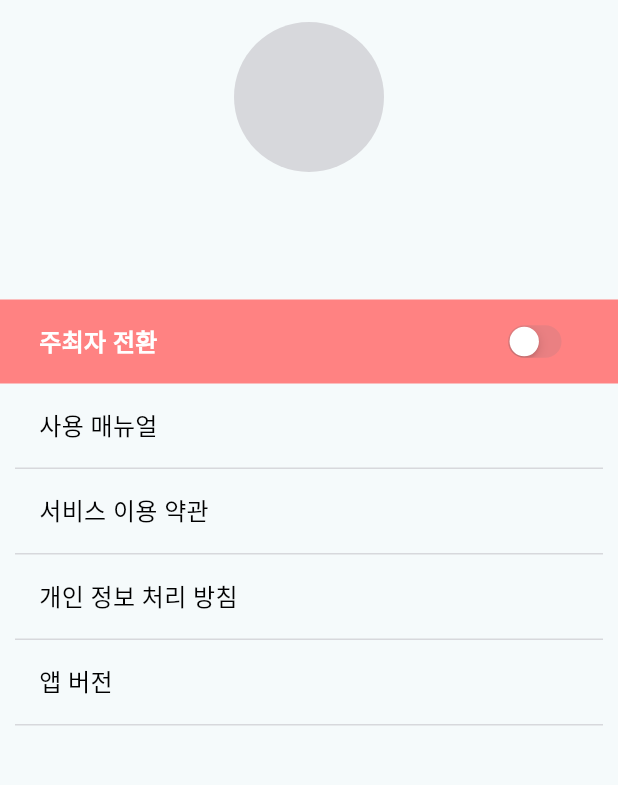
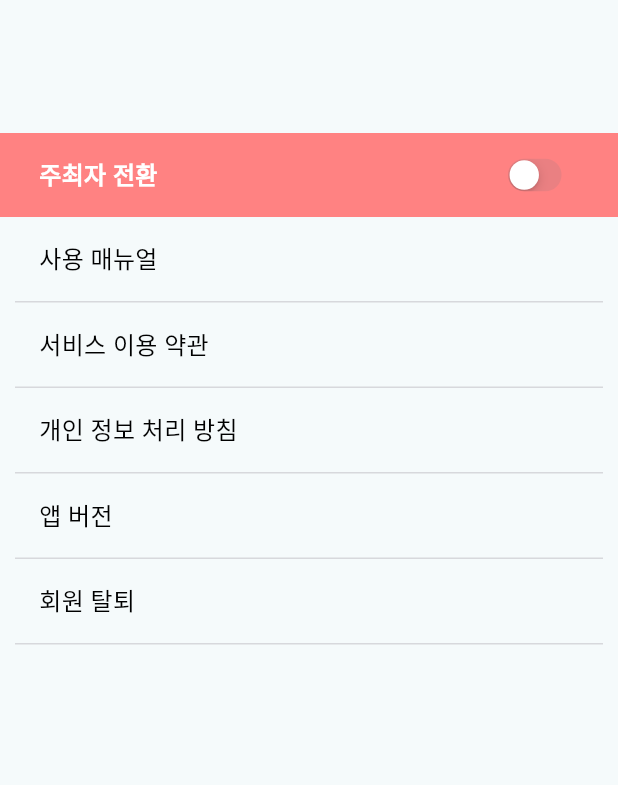
Before and after one commit to BirthdayCafe/Birca_Android, a Flutter app: the VisitorMyPage screen opened directly, on a phone screen of 412 x 824 dp, the part 62-847 px from its top. Run offline on Flutter 3.47's test engine with Material 3 defaults, Android fonts, the phone set to English and light mode, and no system bars; our stand-ins replace card_swiper, dio, file_picker, flutter_dotenv, flutter_secure_storage, flutter_svg and 4 more; missing offline and left inert: kakao_flutter_sdk; accounts and stored records are empty; Roboto replaces fonts that are missing (Pretendard); project files that could hold a hidden picture were left out.

Commit message:
feature. 회원 탈퇴 추가

```diff
--- a/lib/view/visitor/visitor_mypage.dart
+++ b/lib/view/visitor/visitor_mypage.dart
@@ -65,12 +65,6 @@ class _VisitorMyPage extends State<VisitorMyPage> {
             child: Column(
               crossAxisAlignment: CrossAxisAlignment.center,
               children: [
-                Container(
-                  width: 100,
-                  height: 100,
-                  decoration: const BoxDecoration(
-                      shape: BoxShape.circle, color: Palette.gray03),
-                ),
                 const SizedBox(
                   height: 13,
                 ),
@@ -85,9 +79,7 @@ class _VisitorMyPage extends State<VisitorMyPage> {
                         color: Colors.black),
                   );
                 }),
-                const SizedBox(
-                  height: 11,
-                ),
+
                 // const BircaOutLinedButton(
                 //     text: '프로필 편집',
                 //     radiusColor: Palette.primary,
@@ -147,7 +139,6 @@ class _VisitorMyPage extends State<VisitorMyPage> {
                     ],
                   ),
                 ),
-
                 GestureDetector(
                   child: Container(
                     padding: const EdgeInsets.only(
@@ -165,7 +156,8 @@ class _VisitorMyPage extends State<VisitorMyPage> {
                   onTap: () {
                     Navigator.pushReplacement(
                       context,
-                      MaterialPageRoute(builder: (context) => const VisitorManual1()),
+                      MaterialPageRoute(
+                          builder: (context) => const VisitorManual1()),
                     );
                   },
                 ),
@@ -175,7 +167,6 @@ class _VisitorMyPage extends State<VisitorMyPage> {
                   width: double.infinity,
                   color: Palette.gray03,
                 ),
-
                 GestureDetector(
                   child: Container(
                     padding: const EdgeInsets.only(
@@ -256,6 +247,31 @@ class _VisitorMyPage extends State<VisitorMyPage> {
                   height: 1,
                   width: double.infinity,
                   color: Palette.gray03,
+                ),
+                GestureDetector(
+                  child: Container(
+                    padding: const EdgeInsets.only(
+                        top: 16, bottom: 16, left: 26, right: 26),
+                    width: double.infinity,
+                    child: const Text(
+                      '회원 탈퇴',
+                      style: TextStyle(
+                          fontSize: 16,
+                          fontWeight: FontWeight.w500,
+                          fontFamily: 'Pretendard',
+                          color: Colors.black),
+                    ),
+                  ),
+                  onTap: () {
+                    Provider.of<MypageViewModel>(context, listen: false)
+                        .openDeleteDialog('DELETED', context);
+                  },
+                ),
+                Container(
+                  margin: const EdgeInsets.only(left: 10, right: 10),
+                  height: 1,
+                  width: double.infinity,
+                  color: Palette.gray03,
                 )
               ],
             ),
```
Also changed, not shown: lib/view/host/host_mypage.dart (+40 -22 lines), lib/view/owner/owner_mypage.dart (+27 -0 lines), lib/viewModel/mypage_view_model.dart (+65 -0 lines).
